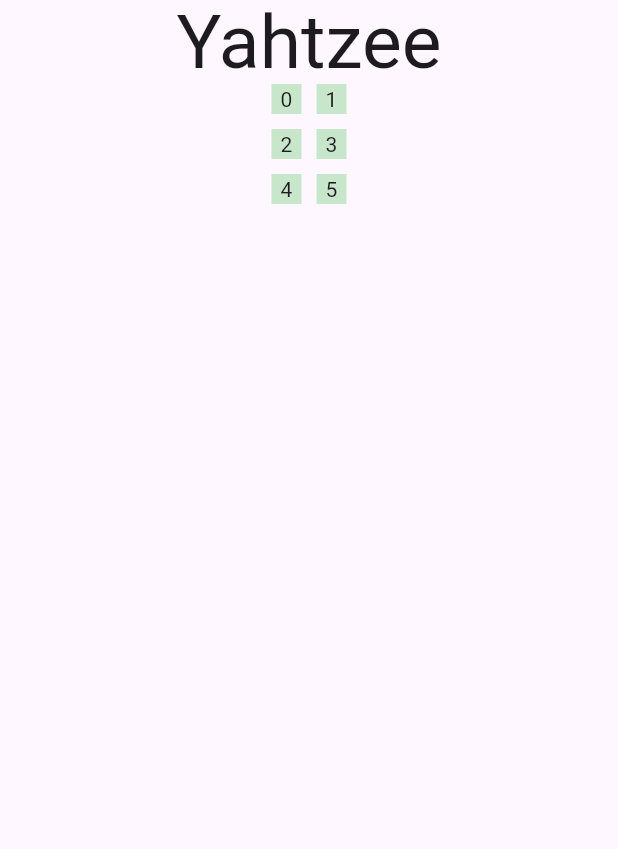
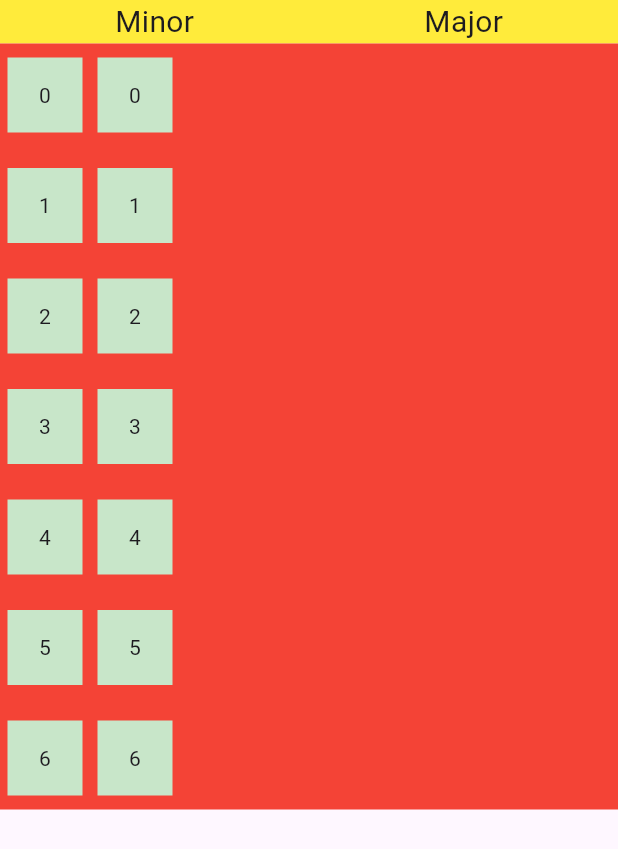
Before and after one commit to Ce1Y/flutter_HW3, a Flutter app: the screen it shows after launch, on a phone screen of 412 x 824 dp. Shown: the top 849 px of the screen. Run offline on Flutter 3.47's test engine with Material 3 defaults, Android fonts, the phone set to English and light mode, and no system bars.

Commit message:
first line of gridview fundamentally finished

```diff
--- a/flutter_hw3/lib/main.dart
+++ b/flutter_hw3/lib/main.dart
@@ -34,45 +34,101 @@
     ScoreBlock(score: 3),
     ScoreBlock(score: 4),
     ScoreBlock(score: 5),
+    ScoreBlock(score: 6),
   ];
 
   @override
   Widget build(BuildContext context) {
     return Scaffold(
-      appBar: AppBar(
-        title: const Center(
-          child: Text(
-            "Yahtzee",
+      body: SafeArea(
+        // child: Container(
+        //   padding: const EdgeInsets.all(5),
+        //   alignment: Alignment.topCenter,
+        //   margin: const EdgeInsets.symmetric(horizontal: 10),
+        //   decoration: const BoxDecoration(
+        //     borderRadius: BorderRadius.all(Radius.circular(10)),
+        //     color: Colors.grey,
+        //   ),
+        //   // height: 520,
+        child: Column(
+          children: [
+            Container(
+              decoration: const BoxDecoration(
+                color: Color.fromRGBO(255, 235, 59, 1),
+              ),
+              child: const Row(
+                // section title
+                mainAxisAlignment: MainAxisAlignment.spaceAround,
+                children: [
+                  Text(
+                    "Minor",
                     style: TextStyle(
-              fontSize: 50,
+                      fontSize: 20,
                     ),
                   ),
+                  Text(
+                    "Major",
+                    style: TextStyle(
+                      fontSize: 20,
                     ),
                   ),
-      body: Center(
-        child: Column(
-          // mainAxisSize: MainAxisSize.min,
-          children: [
+                ],
+              ),
+            ),
+            // score blocks
+            // Row(
+            //   children: [
+            // Expanded(
             Container(
-              width: 50,
-              height: 100,
+              decoration: BoxDecoration(
+                color: Colors.red,
+              ),
               child: GridView.builder(
                 physics: const NeverScrollableScrollPhysics(),
                 shrinkWrap: true,
                 itemCount: scoreBlocks.length,
                 gridDelegate: const SliverGridDelegateWithFixedCrossAxisCount(
-                    crossAxisCount: 2,
-                    mainAxisSpacing: 10,
-                    crossAxisSpacing: 10,
-                    childAspectRatio: 1 / 1,
+                  crossAxisCount: 1,
+                  mainAxisSpacing: 5,
+                  crossAxisSpacing: 5,
+                  childAspectRatio: 6 / 1,
                 ),
                 itemBuilder: (context, index) {
-                    return ScoreBlockTile(scoreBlock: scoreBlocks[index]);
-                  }),
-            )
+                  return ScoreBlockTile(
+                    scoreBlock: scoreBlocks[index],
+                    section: "upper",
+                  );
+                },
+              ),
+              // major blocks
+              // Expanded(
+              //   child: GridView.builder(
+              //     physics: const NeverScrollableScrollPhysics(),
+              //     shrinkWrap: true,
+              //     itemCount: scoreBlocks.length,
+              //     gridDelegate:
+              //         const SliverGridDelegateWithFixedCrossAxisCount(
+              //       crossAxisCount: 1,
+              //       mainAxisSpacing: 10,
+              //       crossAxisSpacing: 10,
+              //       childAspectRatio: 1.0,
+              //     ),
+              //     itemBuilder: (context, index) {
+              //       return ScoreBlockTile(
+              //         scoreBlock: scoreBlocks[index],
+              //         section: "lower",
+              //       );
+              //     },
+              //   ),
+              // ),
+            ),
+            // )
           ],
+          //   ),
+          // ],
         ),
       ),
+      // ),
     );
   }
 }
--- a/flutter_hw3/lib/scoreBlock.dart
+++ b/flutter_hw3/lib/scoreBlock.dart
@@ -1,6 +1,5 @@
 class ScoreBlock {
   ScoreBlock({required this.score});
-
   final int score;
 
   String getScore() {
--- a/flutter_hw3/lib/scoreBlock_tile.dart
+++ b/flutter_hw3/lib/scoreBlock_tile.dart
@@ -2,9 +2,10 @@
 import 'package:flutter_hw3/scoreBlock.dart';
 
 class ScoreBlockTile extends StatefulWidget {
-  ScoreBlockTile({super.key, required this.scoreBlock});
+  ScoreBlockTile({super.key, required this.scoreBlock, required this.section});
 
   final ScoreBlock scoreBlock;
+  final String section;
 
   @override
   State<ScoreBlockTile> createState() => _ScoreBlockTile();
@@ -22,13 +23,33 @@
         });
       },
       child: Container(
-        alignment: Alignment.center,
-        width: 30,
-        height: 30,
-        color: _isClicked ? Colors.green[400] : Colors.green[100],
-        child: Text(
-          widget.scoreBlock.getScore(),
-          // scoreBlock.getScore(),
+        child: Padding(
+          padding: const EdgeInsets.all(5),
+          child: Row(
+            children: [
+              Container(
+                width: 50,
+                height: 50,
+                alignment: Alignment.center,
+                color: _isClicked ? Colors.green[400] : Colors.green[100],
+                child: Text(
+                  widget.scoreBlock.getScore(),
+                ),
+              ),
+              const SizedBox(
+                width: 10,
+              ),
+              Container(
+                width: 50,
+                height: 50,
+                alignment: Alignment.center,
+                color: _isClicked ? Colors.green[400] : Colors.green[100],
+                child: Text(
+                  widget.scoreBlock.getScore(),
+                ),
+              ),
+            ],
+          ),
         ),
       ),
     );
--- /dev/null
+++ b/flutter_hw3/lib/scorecard.dart
@@ -0,0 +1,20 @@
+class Scorecard {
+  Map<String, int> upperSection = {
+    "⚀": 1,
+    "⚁": 2,
+    "⚂": 3,
+    "⚃": 4,
+    "⚄": 5,
+    "⚅": 6,
+    "+35": 35
+  };
+  Map<String, int> lowerSection = {
+    "3x": 0,
+    "4x": 0,
+    "⌂": 25,
+    "SS": 30,
+    "LS": 40,
+    "Yat": 50,
+    "?": 0,
+  };
+}
```
Lines whose indentation alone changed are shown as unchanged.
